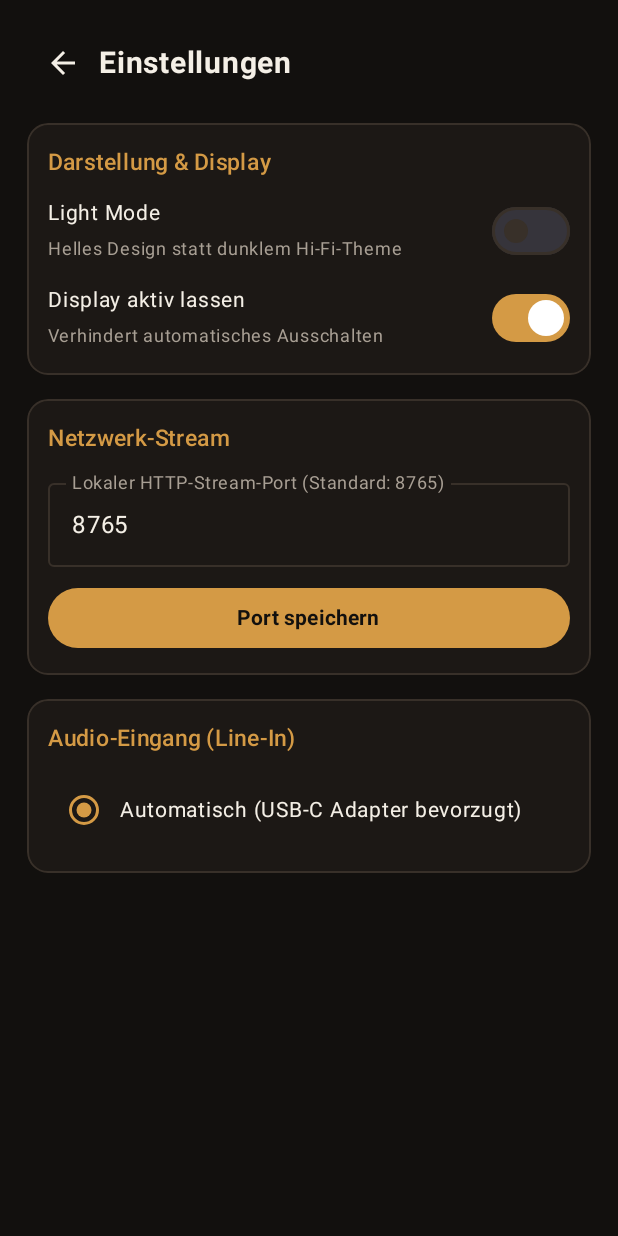
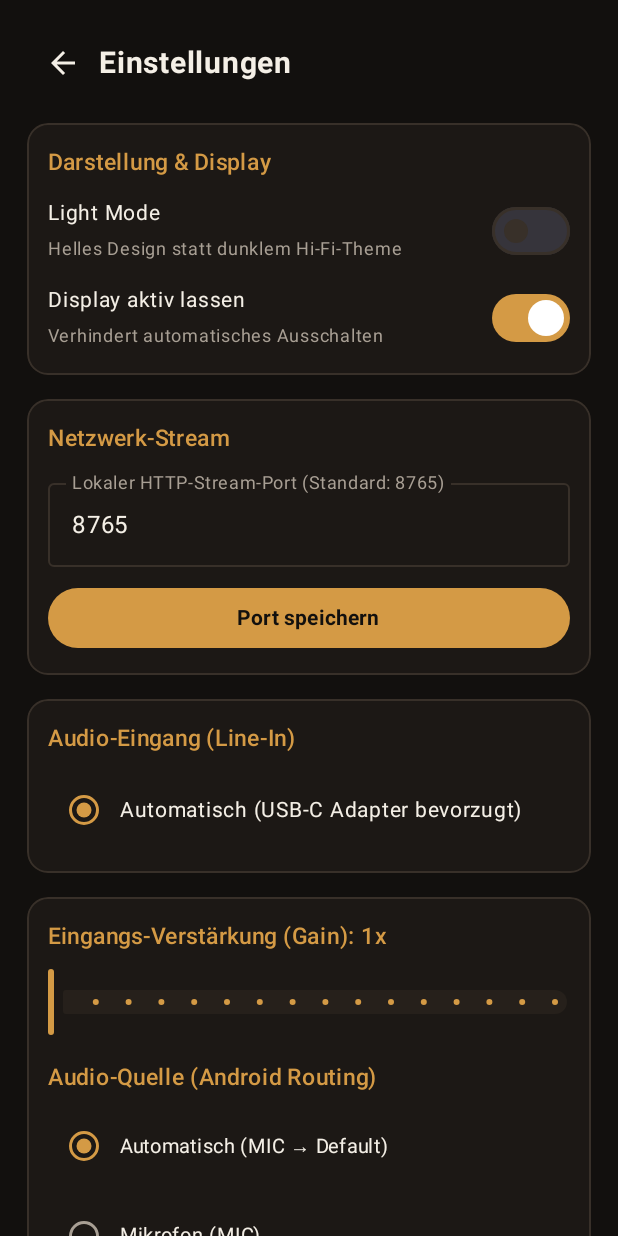
Before and after one commit to EnnoGrensemann/AudioStreamer, an Android app built with Jetpack Compose: the screen it shows after launch (MainActivity), after a tap on "Einstellungen", on a phone screen of 412 x 824 dp. Run offline under Robolectric (Android 15) with nearby library versions, the phone set to English and light mode, and no system bars; 3 other taps on this screen came first.

Commit message:
Add AudioSource selector (UNPROCESSED/MIC/CAMCORDER) and Gain boost (1x-16x)

```diff
--- a/app/src/main/java/com/vinylcast/model/Models.kt
+++ b/app/src/main/java/com/vinylcast/model/Models.kt
@@ -1,4 +1,12 @@
 package com.vinylcast.model
+
+enum class AudioSourceOption(val label: String) {
+    AUTO("Automatisch (MIC → Default)"),
+    MIC("Mikrofon (MIC)"),
+    UNPROCESSED("Unbearbeitet / Line-In (UNPROCESSED)"),
+    CAMCORDER("Camcorder (CAMCORDER)"),
+    DEFAULT("System-Standard (DEFAULT)")
+}
 
 data class AudioInputDevice(
     val id: Int,
@@ -26,5 +34,7 @@ data class AppSettings(
     val streamPort: Int = 8765,
     val preferredInputDeviceId: Int? = null,
     val keepScreenOn: Boolean = false,
-    val darkMode: Boolean = true
+    val darkMode: Boolean = true,
+    val audioSource: AudioSourceOption = AudioSourceOption.AUTO,
+    val gainMultiplier: Float = 1f
 )
--- a/app/src/main/java/com/vinylcast/settings/SettingsRepository.kt
+++ b/app/src/main/java/com/vinylcast/settings/SettingsRepository.kt
@@ -5,10 +5,12 @@ import androidx.datastore.core.DataStore
 import androidx.datastore.preferences.core.Preferences
 import androidx.datastore.preferences.core.booleanPreferencesKey
 import androidx.datastore.preferences.core.edit
+import androidx.datastore.preferences.core.floatPreferencesKey
 import androidx.datastore.preferences.core.intPreferencesKey
 import androidx.datastore.preferences.core.stringPreferencesKey
 import androidx.datastore.preferences.preferencesDataStore
 import com.vinylcast.model.AppSettings
+import com.vinylcast.model.AudioSourceOption
 import kotlinx.coroutines.flow.Flow
 import kotlinx.coroutines.flow.map
 
@@ -21,15 +23,21 @@ class SettingsRepository(private val context: Context) {
         val PREFERRED_INPUT_ID = intPreferencesKey("preferred_input_id")
         val KEEP_SCREEN_ON = booleanPreferencesKey("keep_screen_on")
         val DARK_MODE = booleanPreferencesKey("dark_mode")
+        val AUDIO_SOURCE = stringPreferencesKey("audio_source")
+        val GAIN_MULTIPLIER = floatPreferencesKey("gain_multiplier")
         val LAST_SONOS_UDN = stringPreferencesKey("last_sonos_udn")
     }
 
     val settingsFlow: Flow<AppSettings> = context.dataStore.data.map { prefs ->
+        val sourceName = prefs[Keys.AUDIO_SOURCE]
+        val source = AudioSourceOption.entries.firstOrNull { it.name == sourceName } ?: AudioSourceOption.AUTO
         AppSettings(
             streamPort = prefs[Keys.STREAM_PORT] ?: 8765,
             preferredInputDeviceId = prefs[Keys.PREFERRED_INPUT_ID]?.takeIf { it > 0 },
             keepScreenOn = prefs[Keys.KEEP_SCREEN_ON] ?: false,
-            darkMode = prefs[Keys.DARK_MODE] ?: true
+            darkMode = prefs[Keys.DARK_MODE] ?: true,
+            audioSource = source,
+            gainMultiplier = (prefs[Keys.GAIN_MULTIPLIER] ?: 1f).coerceIn(1f, 16f)
         )
     }
 
@@ -65,6 +73,18 @@ class SettingsRepository(private val context: Context) {
         }
     }
 
+    suspend fun updateAudioSource(source: AudioSourceOption) {
+        context.dataStore.edit { prefs ->
+            prefs[Keys.AUDIO_SOURCE] = source.name
+        }
+    }
+
+    suspend fun updateGainMultiplier(gain: Float) {
+        context.dataStore.edit { prefs ->
+            prefs[Keys.GAIN_MULTIPLIER] = gain.coerceIn(1f, 16f)
+        }
+    }
+
     suspend fun updateLastSonosUdn(udn: String) {
         context.dataStore.edit { prefs ->
             prefs[Keys.LAST_SONOS_UDN] = udn
--- a/app/src/main/java/com/vinylcast/ui/SettingsScreen.kt
+++ b/app/src/main/java/com/vinylcast/ui/SettingsScreen.kt
@@ -266,6 +266,62 @@ fun SettingsScreen(
             }
         }
 
+        // Gain & AudioSource Section
+        Column(
+            modifier = Modifier
+                .fillMaxWidth()
+                .clip(RoundedCornerShape(14.dp))
+                .background(colors.surface)
+                .border(1.dp, colors.borderSubtle, RoundedCornerShape(14.dp))
+                .padding(14.dp),
+            verticalArrangement = Arrangement.spacedBy(8.dp)
+        ) {
+            Text(
+                text = "Eingangs-Verstärkung (Gain): ${settings.gainMultiplier.toInt()}x",
+                color = colors.amberPrimary,
+                fontSize = 15.sp,
+                fontWeight = FontWeight.SemiBold
+            )
+            androidx.compose.material3.Slider(
+                value = settings.gainMultiplier,
+                onValueChange = { viewModel.setGainMultiplier(it.toInt().toFloat().coerceIn(1f, 16f)) },
+                valueRange = 1f..16f,
+                steps = 14,
+                colors = androidx.compose.material3.SliderDefaults.colors(
+                    thumbColor = colors.amberPrimary,
+                    activeTrackColor = colors.amberPrimary,
+                    inactiveTrackColor = colors.surfaceElevated
+                )
+            )
+            Text(
+                text = "Audio-Quelle (Android Routing)",
+                color = colors.amberPrimary,
+                fontSize = 15.sp,
+                fontWeight = FontWeight.SemiBold,
+                modifier = Modifier.padding(top = 6.dp)
+            )
+            com.vinylcast.model.AudioSourceOption.entries.forEach { option ->
+                Row(
+                    modifier = Modifier
+                        .fillMaxWidth()
+                        .clickable { viewModel.selectAudioSource(option) }
+                        .padding(vertical = 2.dp),
+                    verticalAlignment = Alignment.CenterVertically
+                ) {
+                    RadioButton(
+                        selected = settings.audioSource == option,
+                        onClick = { viewModel.selectAudioSource(option) },
+                        colors = RadioButtonDefaults.colors(selectedColor = colors.amberPrimary)
+                    )
+                    Text(
+                        text = option.label,
+                        color = colors.textPrimary,
+                        fontSize = 13.sp
+                    )
+                }
+            }
+        }
+
         Spacer(modifier = Modifier.height(16.dp))
     }
 }
```
Also changed, not shown: app/src/main/java/com/vinylcast/service/VinylStreamService.kt (+46 -12 lines), app/src/main/java/com/vinylcast/ui/MainViewModel.kt (+15 -1 lines).
